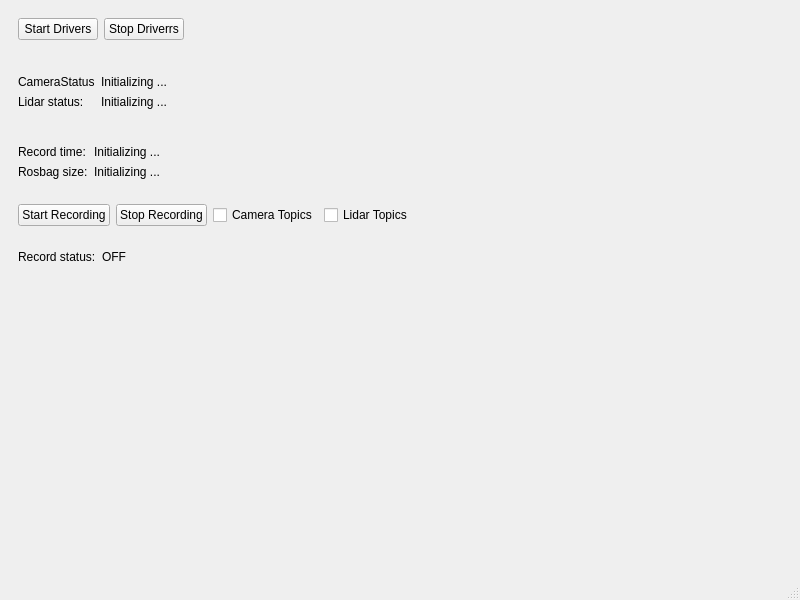
First picture: the form in mainwindow.ui, repository alimuratov/hh_desktop, before the edit.
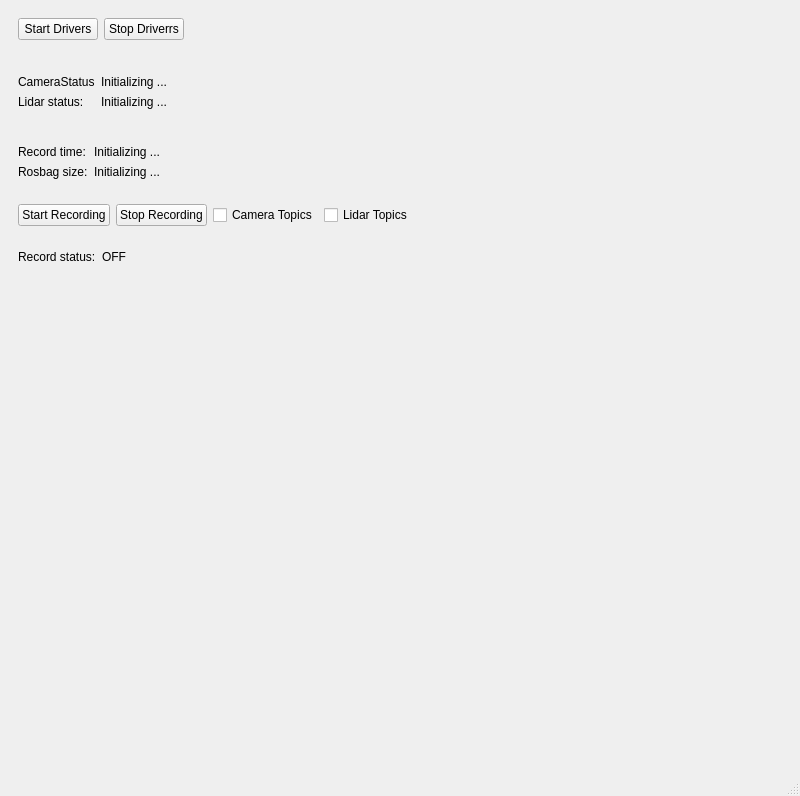
Second picture: the form after the edit.

Commit message: Embed rviz into GUI

The edit to the form file:
```diff
--- a/mainwindow.ui
+++ b/mainwindow.ui
@@ -246,6 +246,16 @@
       </item>
      </layout>
     </item>
+    <item>
+     <widget class="QWidget" name="rvizContainer" native="true">
+      <property name="minimumSize">
+       <size>
+        <width>640</width>
+        <height>480</height>
+       </size>
+      </property>
+     </widget>
+    </item>
    </layout>
   </widget>
   <widget class="QMenuBar" name="menubar">
```
The commit also changes 6 other files.
